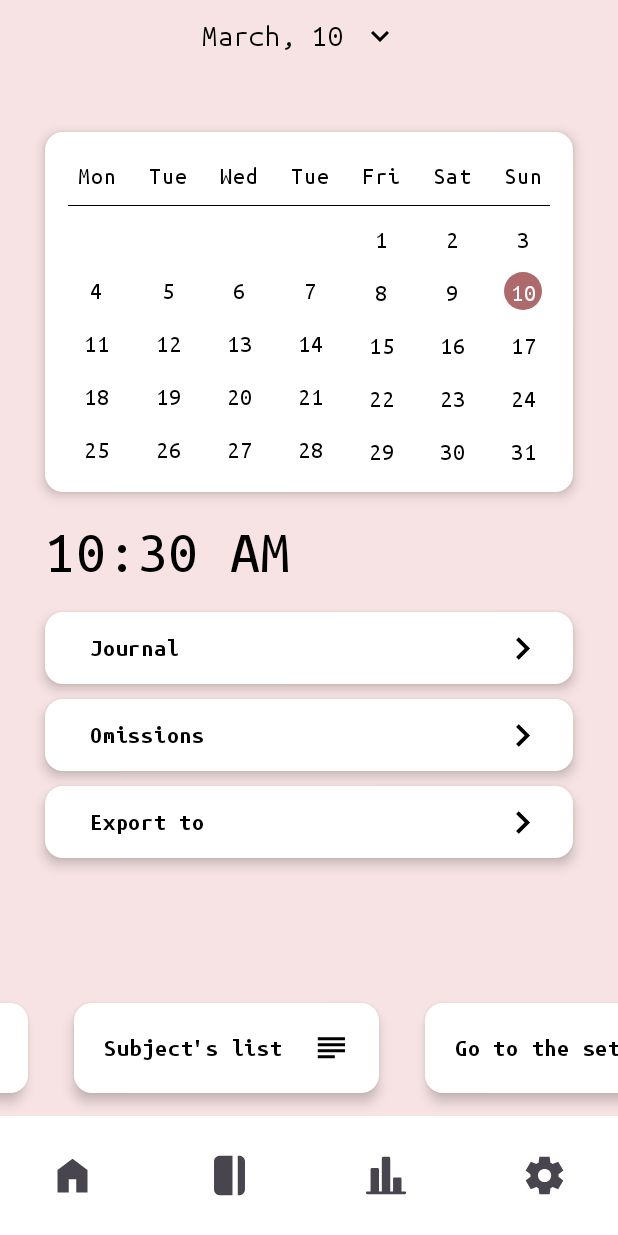
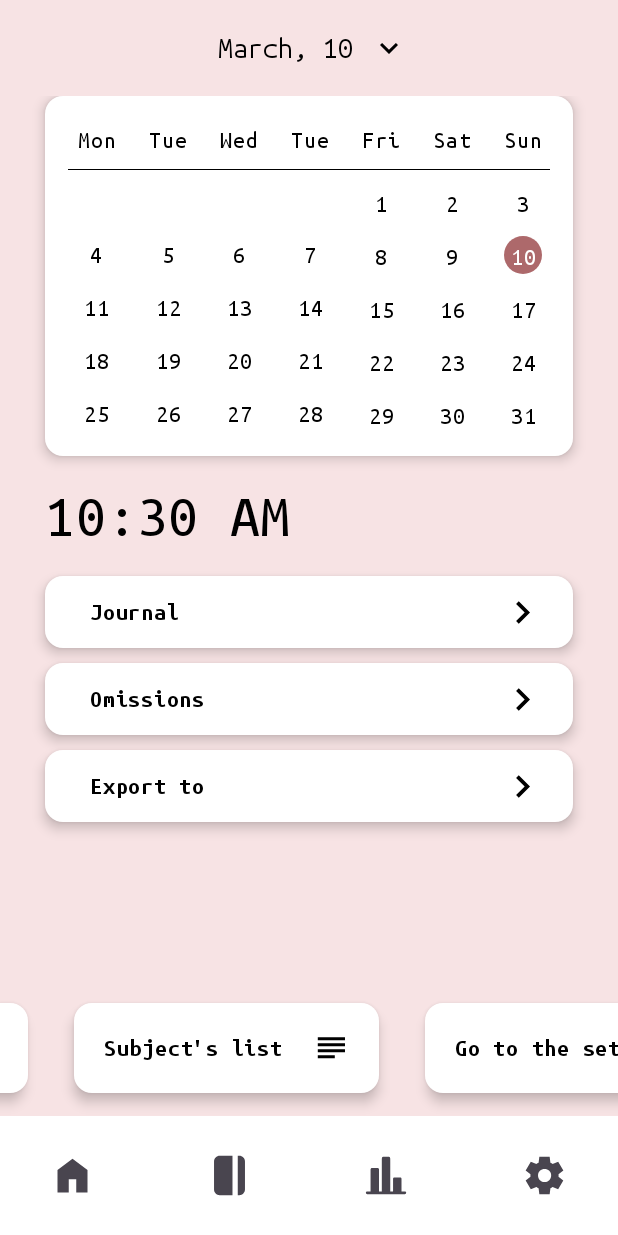
Before and after one commit to glindaqu/PocketJournal_v2, an Android app built with Jetpack Compose: the screen it shows after launch (MainActivity), on a phone screen of 412 x 824 dp. Run offline under Robolectric (Android 15) with nearby library versions, the phone set to English and light mode, and no system bars; our stand-ins replace accompanist.

Commit message:
overlap on home fixed: minimized calendar padding

```diff
--- a/app/src/main/java/ru/glindaqu/pocketjournal_v2_compose/MainActivity.kt
+++ b/app/src/main/java/ru/glindaqu/pocketjournal_v2_compose/MainActivity.kt
@@ -7,16 +7,22 @@ import androidx.activity.enableEdgeToEdge
 import androidx.compose.foundation.layout.Box
 import androidx.compose.foundation.layout.fillMaxSize
 import androidx.compose.foundation.layout.padding
+import androidx.compose.material3.ExperimentalMaterial3Api
 import androidx.compose.material3.MaterialTheme
 import androidx.compose.material3.Scaffold
 import androidx.compose.material3.Surface
+import androidx.compose.material3.TopAppBar
+import androidx.compose.material3.TopAppBarDefaults
 import androidx.compose.ui.Modifier
 import ru.glindaqu.pocketjournal_v2_compose.presenters.implementation.HomePresenter
 import ru.glindaqu.pocketjournal_v2_compose.screens.Home
 import ru.glindaqu.pocketjournal_v2_compose.ui.theme.PocketJournal_v2_ComposeTheme
+import ru.glindaqu.pocketjournal_v2_compose.uiComponents.TopDatePicker
 import ru.glindaqu.pocketjournal_v2_compose.uiComponents.bottomBar.BottomBar
+import java.util.Date
 
 class MainActivity : ComponentActivity() {
+    @OptIn(ExperimentalMaterial3Api::class)
     override fun onCreate(savedInstanceState: Bundle?) {
         enableEdgeToEdge()
 
@@ -34,6 +40,14 @@ class MainActivity : ComponentActivity() {
                             BottomBar(
                                 destinations = presenter.destinations
                             )
+                        },
+                        topBar = {
+                            TopAppBar(
+                                title = {
+                                    ru.glindaqu.pocketjournal_v2_compose.uiComponents.TopAppBar()
+                                },
+                                colors = TopAppBarDefaults.topAppBarColors(MaterialTheme.colorScheme.background)
+                            )
                         }
                     ) {
                         Box(
--- a/app/src/main/java/ru/glindaqu/pocketjournal_v2_compose/screens/Home.kt
+++ b/app/src/main/java/ru/glindaqu/pocketjournal_v2_compose/screens/Home.kt
@@ -10,10 +10,8 @@ import androidx.compose.ui.Modifier
 import androidx.compose.ui.unit.dp
 import ru.glindaqu.pocketjournal_v2_compose.DEFAULT_HORIZONTAL_PADDING
 import ru.glindaqu.pocketjournal_v2_compose.uiComponents.TimeWidget
-import ru.glindaqu.pocketjournal_v2_compose.uiComponents.TopDatePicker
 import ru.glindaqu.pocketjournal_v2_compose.uiComponents.essentialCalendar.EssentialCalendar
 import ru.glindaqu.pocketjournal_v2_compose.uiComponents.quickOptions.QuickOptionsList
-import java.util.Date
 
 @Composable
 fun Home() {
@@ -26,9 +24,6 @@ fun Home() {
         horizontalAlignment = Alignment.CenterHorizontally,
         verticalArrangement = Arrangement.spacedBy(20.dp)
     ) {
-        // TODO: implement date as a state? journal view has using this by default
-        TopDatePicker(currentDate = Date()) {
-        }
         EssentialCalendar()
         // TODO: check if there is a memory leak
         TimeWidget()
--- /dev/null
+++ b/app/src/main/java/ru/glindaqu/pocketjournal_v2_compose/uiComponents/TopAppBar.kt
@@ -0,0 +1,21 @@
+package ru.glindaqu.pocketjournal_v2_compose.uiComponents
+
+import androidx.compose.foundation.layout.Box
+import androidx.compose.foundation.layout.fillMaxWidth
+import androidx.compose.runtime.Composable
+import androidx.compose.ui.Alignment
+import androidx.compose.ui.Modifier
+import java.util.Date
+
+@Composable
+fun TopAppBar() {
+    Box(
+        contentAlignment = Alignment.Center,
+        modifier = Modifier
+            .fillMaxWidth(),
+    ) {
+        // TODO: implement date as a state? journal view has using this by default
+        TopDatePicker(currentDate = Date()) {
+        }
+    }
+}
--- a/app/src/main/java/ru/glindaqu/pocketjournal_v2_compose/uiComponents/essentialCalendar/EssentialCalendar.kt
+++ b/app/src/main/java/ru/glindaqu/pocketjournal_v2_compose/uiComponents/essentialCalendar/EssentialCalendar.kt
@@ -1,7 +1,5 @@
 package ru.glindaqu.pocketjournal_v2_compose.uiComponents.essentialCalendar
 
-import android.os.Build
-import androidx.annotation.RequiresApi
 import androidx.compose.foundation.background
 import androidx.compose.foundation.layout.Column
 import androidx.compose.foundation.layout.Spacer
@@ -25,7 +23,6 @@ import androidx.compose.ui.res.stringResource
 import androidx.compose.ui.tooling.preview.Preview
 import androidx.compose.ui.unit.dp
 import ru.glindaqu.pocketjournal_v2_compose.DEFAULT_CARD_ELEVATION
-import ru.glindaqu.pocketjournal_v2_compose.DEFAULT_HORIZONTAL_PADDING
 import ru.glindaqu.pocketjournal_v2_compose.R
 import ru.glindaqu.pocketjournal_v2_compose.date.dayOnly
 import java.time.LocalDate
@@ -50,22 +47,19 @@ fun EssentialCalendar() {
         colors = CardDefaults.cardColors(
             containerColor = MaterialTheme.colorScheme.onBackground,
         ),
-        modifier = Modifier
-            .padding(
-                top = 20.dp
-            )
     ) {
         Column(
-            modifier = Modifier.padding(10.dp)
+            modifier = Modifier
+                .padding(10.dp)
         ) {
             // titles
             LazyVerticalGrid(
-                columns = GridCells.Fixed(7),
                 modifier = Modifier
                     .padding(
                         vertical = 5.dp
-                    )
-            ) {
+                    ),
+                columns = GridCells.Fixed(7),
+                ) {
                 items(weekdayTitles) {
                     EssentialCalendarText(
                         it = stringResource(
@@ -100,11 +94,11 @@ fun EssentialCalendar() {
                 items((1..<dayOffset).toList()) {
                     Text("")
                 }
-                items((1.. month.length(true)).toList()) {
+                items((1..month.length(true)).toList()) {
                     EssentialCalendarNumberItem(
                         text = it.toString(),
                         isSelected = it == currentDay
-                     )
+                    )
                 }
             }
         }
```
